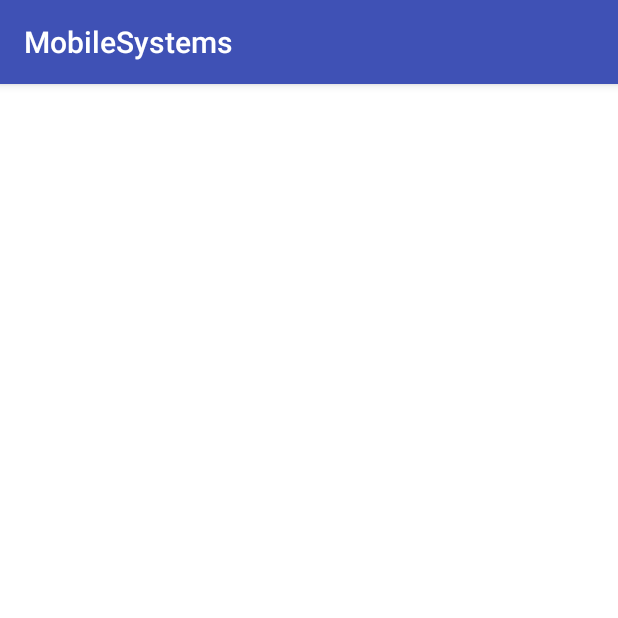
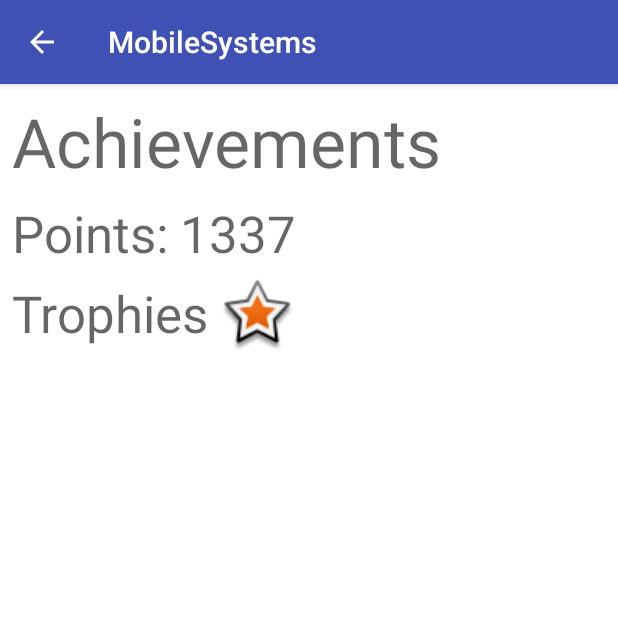
Before and after one commit to AndreasGroentved/MobileSystemsGruppeN, an Android app: the GamificationActivity screen opened directly, with no data from a screen before it, on a phone screen of 412 x 824 dp, the top half of it. Run offline under Robolectric (Android 15) with nearby library versions, the phone set to English and light mode, and no system bars; our stand-ins replace ButterKnife.

Commit message:
Snapping til vej Layout ting

```diff
--- a/data/src/main/java/dk/sdu/gruppen/data/Data.java
+++ b/data/src/main/java/dk/sdu/gruppen/data/Data.java
@@ -39,6 +39,8 @@ public class Data implements IData {
 
     @Override
     public String postGPS(List<RawNode> rawNodes) {
-        return null;
+
+
+        return "Sup?";
     }
 }
--- a/presentation/build.gradle
+++ b/presentation/build.gradle
@@ -44,8 +44,10 @@ dependencies {
     androidTestImplementation 'com.android.support.test:runner:1.0.1'
     androidTestImplementation 'com.android.support.test.espresso:espresso-core:3.0.1'
     compile 'com.jakewharton:butterknife:8.5.1'
-    implementation 'com.google.android.gms:play-services-maps:11.6.2'
+    compile 'com.google.android.gms:play-services-maps:11.6.2'
     compile 'com.google.android.gms:play-services:11.6.2'
+    compile 'com.google.maps:google-maps-services:0.2.5'
+    compile 'com.google.maps.android:android-maps-utils:0.3.4'
     compile 'com.google.android.gms:play-services-location:11.6.2'
     annotationProcessor 'com.jakewharton:butterknife-compiler:8.5.1'
     compile project(path: ':domain')
--- a/presentation/src/main/java/dk/sdu/gruppen/mobilesystems/gamification/GamificationActivity.java
+++ b/presentation/src/main/java/dk/sdu/gruppen/mobilesystems/gamification/GamificationActivity.java
@@ -4,15 +4,32 @@ import android.content.SharedPreferences;
 import android.os.Bundle;
 import android.preference.PreferenceManager;
 import android.support.v7.app.AppCompatActivity;
+import android.support.v7.widget.Toolbar;
+
+import butterknife.BindView;
+import butterknife.ButterKnife;
+import dk.sdu.gruppen.mobilesystems.R;
 
 
 public class GamificationActivity extends AppCompatActivity {
 
+    @BindView(R.id.toolbar)
+    Toolbar toolbar;
+
+
     @Override
     protected void onCreate(Bundle savedInstanceState) {
         super.onCreate(savedInstanceState);
-        //setContentView(R.layout.activity_main);
+        setContentView(R.layout.activity_game);
+        ButterKnife.bind(this);
+        setUpToolbar();
 
+    }
+
+    private void setUpToolbar() {
+        setSupportActionBar(toolbar);
+        getSupportActionBar().setDisplayHomeAsUpEnabled(true);
+        getSupportActionBar().setDisplayShowHomeEnabled(true);
     }
 
     private void getPoints() {
--- a/presentation/src/main/res/layout/activity_game.xml
+++ b/presentation/src/main/res/layout/activity_game.xml
@@ -4,10 +4,10 @@
     android:layout_width="match_parent"
     android:layout_height="match_parent"
     android:fitsSystemWindows="true"
-    tools:context=".main.MainActivity">
+    tools:context=".gamification.GamificationActivity">
 
     <include layout="@layout/toolbar" />
 
-    <include layout="@layout/content_main" />
+    <include layout="@layout/content_game" />
 
 </android.support.design.widget.CoordinatorLayout>
--- a/presentation/src/main/res/layout/activity_maps.xml
+++ b/presentation/src/main/res/layout/activity_maps.xml
@@ -4,7 +4,7 @@
     android:layout_width="match_parent"
     android:layout_height="match_parent"
     android:fitsSystemWindows="true"
-    tools:context=".main.MainActivity">
+    tools:context=".map.MapsActivity">
 
     <include layout="@layout/toolbar" />
 
--- a/presentation/src/main/res/layout/content_game.xml
+++ b/presentation/src/main/res/layout/content_game.xml
@@ -1,54 +1,64 @@
 <android.support.constraint.ConstraintLayout xmlns:android="http://schemas.android.com/apk/res/android"
     xmlns:app="http://schemas.android.com/apk/res-auto"
-    xmlns:tools="http://schemas.android.com/tools"
     android:id="@+id/nestedScrollView"
     android:layout_width="match_parent"
     android:layout_height="match_parent"
-    android:fillViewport="true">
+    android:fillViewport="true"
+    app:layout_behavior="@string/appbar_scrolling_view_behavior">
 
 
     <TextView
         android:id="@+id/textView"
         android:layout_width="wrap_content"
         android:layout_height="wrap_content"
+        android:layout_marginStart="8dp"
+        android:layout_marginTop="8dp"
         android:text="Achievements"
         android:textAppearance="@style/TextAppearance.AppCompat.Display2"
-        tools:layout_editor_absoluteX="16dp"
-        tools:layout_editor_absoluteY="16dp" />
+        app:layout_constraintStart_toStartOf="parent"
+        app:layout_constraintTop_toTopOf="parent" />
 
     <TextView
         android:id="@+id/textView2"
         android:layout_width="wrap_content"
         android:layout_height="wrap_content"
+        android:layout_marginStart="8dp"
+        android:layout_marginTop="8dp"
         android:text="Points:"
         android:textAppearance="@style/TextAppearance.AppCompat.Display1"
-        tools:layout_editor_absoluteX="16dp"
-        tools:layout_editor_absoluteY="85dp" />
+        app:layout_constraintStart_toStartOf="parent"
+        app:layout_constraintTop_toBottomOf="@+id/textView" />
 
     <TextView
         android:id="@+id/points"
         android:layout_width="wrap_content"
         android:layout_height="wrap_content"
+        android:layout_marginStart="8dp"
+        android:layout_marginTop="8dp"
         android:text="1337"
         android:textAppearance="@style/TextAppearance.AppCompat.Display1"
-        tools:layout_editor_absoluteX="135dp"
-        tools:layout_editor_absoluteY="85dp" />
+        app:layout_constraintStart_toEndOf="@+id/textView2"
+        app:layout_constraintTop_toBottomOf="@+id/textView" />
 
     <TextView
         android:id="@+id/textView4"
         android:layout_width="wrap_content"
         android:layout_height="wrap_content"
+        android:layout_marginStart="8dp"
+        android:layout_marginTop="8dp"
         android:text="Trophies"
         android:textAppearance="@style/TextAppearance.AppCompat.Display1"
-        tools:layout_editor_absoluteX="16dp"
-        tools:layout_editor_absoluteY="144dp" />
+        app:layout_constraintStart_toStartOf="parent"
+        app:layout_constraintTop_toBottomOf="@+id/textView2" />
 
     <ImageView
         android:id="@+id/imageView"
         android:layout_width="50dp"
         android:layout_height="50dp"
-        app:srcCompat="@android:drawable/star_big_on"
-        tools:layout_editor_absoluteX="162dp"
-        tools:layout_editor_absoluteY="144dp" />
+        android:layout_marginStart="8dp"
+        android:layout_marginTop="8dp"
+        app:layout_constraintStart_toEndOf="@+id/textView4"
+        app:layout_constraintTop_toBottomOf="@+id/points"
+        app:srcCompat="@android:drawable/star_big_on" />
 
 </android.support.constraint.ConstraintLayout>
--- a/presentation/src/main/res/layout/content_maps.xml
+++ b/presentation/src/main/res/layout/content_maps.xml
@@ -4,7 +4,8 @@
     android:id="@+id/nestedScrollView"
     android:layout_width="match_parent"
     android:layout_height="match_parent"
-    android:fillViewport="true">
+    android:fillViewport="true"
+    app:layout_behavior="@string/appbar_scrolling_view_behavior">
 
 
     <fragment xmlns:android="http://schemas.android.com/apk/res/android"
```
Also changed, not shown: data/src/main/java/dk/sdu/gruppen/data/Model/Node.java (+10 -0 lines), domain/src/main/java/dk/sdu/gruppen/domain/Domain.java (+18 -1 lines), presentation/src/main/AndroidManifest.xml (+5 -3 lines), presentation/src/main/java/dk/sdu/gruppen/mobilesystems/main/MainActivity.java (+13 -15 lines), presentation/src/main/java/dk/sdu/gruppen/mobilesystems/map/MapsActivity.java (+23 -6 lines), presentation/src/main/java/dk/sdu/gruppen/mobilesystems/map/MapsHelper.java (added, +110 -0 lines), presentation/src/main/java/dk/sdu/gruppen/mobilesystems/map/MapsViewModel.java (+21 -5 lines), presentation/src/main/res/layout/content_main.xml (+29 -12 lines).
